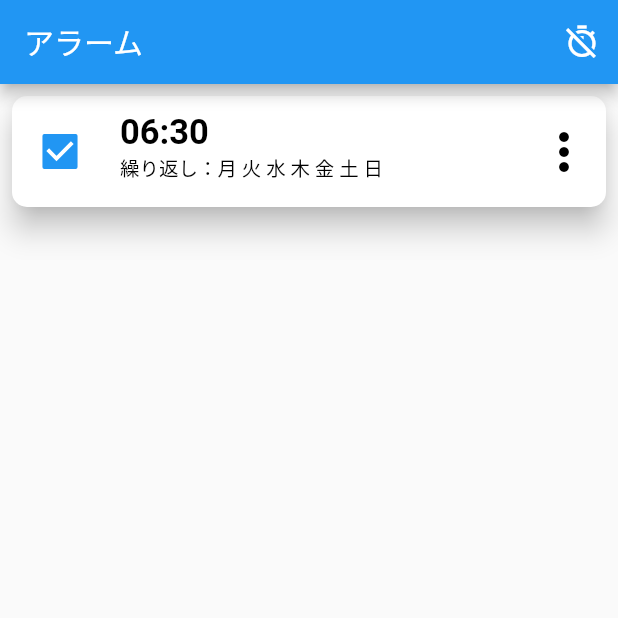
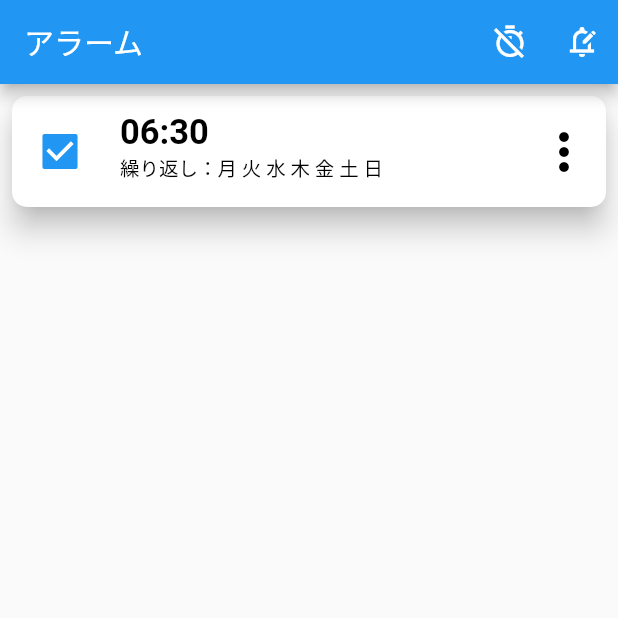
Before and after one commit to TakahitoNakayama/original_alarm, a Flutter app: the screen it shows after launch, on a phone screen of 412 x 824 dp, the top half of it. Run offline on Flutter 3.47's test engine with Material 2 defaults, Android fonts, the phone set to English and light mode, and no system bars; drawn by our look-alikes of dropdown_button2; our stand-ins replace hooks_riverpod.

Commit message:
通知設定ボタンを作成

```diff
--- a/lib/alarm_route.dart
+++ b/lib/alarm_route.dart
@@ -17,6 +17,12 @@ class AlarmPage extends HookConsumerWidget {
           IconButton(
             icon: const Icon(
               Icons.timer_off_outlined
+            ),
+            onPressed: () {},
+          ),
+          IconButton(
+            icon: const Icon(
+                Icons.edit_notifications_outlined
             ),
             onPressed: () {},
           ),
```
